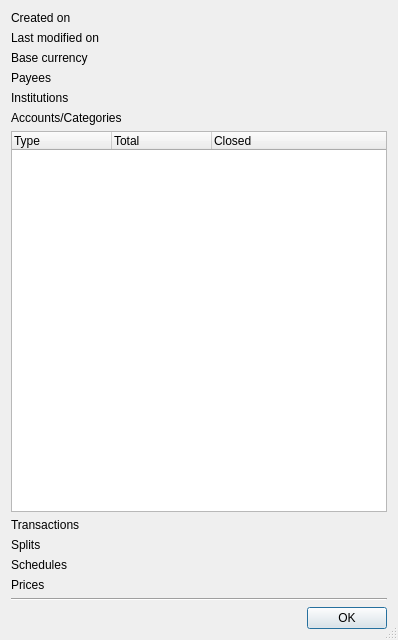
The window that kmymoney/dialogs/kmymoneyfileinfodlg.ui (KDE/kmymoney) describes before a commit, drawn with Qt 5.
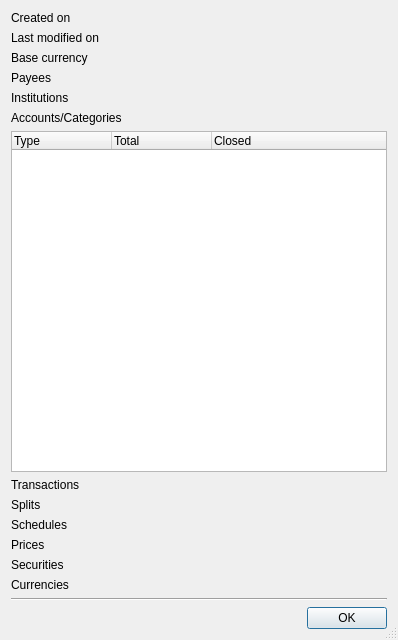
The same window after the commit.

Commit message:
In file info dialog show number of securities and currencies
CCBUG:506692

What changed in the file:
```diff
--- a/kmymoney/dialogs/kmymoneyfileinfodlg.ui
+++ b/kmymoney/dialogs/kmymoneyfileinfodlg.ui
@@ -222,6 +222,34 @@
        </property>
       </widget>
      </item>
+     <item row="12" column="0">
+      <widget class="QLabel" name="textLabel11">
+       <property name="text">
+        <string>Securities</string>
+       </property>
+      </widget>
+     </item>
+     <item row="12" column="1">
+      <widget class="QLabel" name="m_securitiesCount">
+       <property name="text">
+        <string/>
+       </property>
+      </widget>
+     </item>
+     <item row="13" column="0">
+      <widget class="QLabel" name="textLabel12">
+       <property name="text">
+        <string>Currencies</string>
+       </property>
+      </widget>
+     </item>
+     <item row="13" column="1">
+      <widget class="QLabel" name="m_currenciesCount">
+       <property name="text">
+        <string/>
+       </property>
+      </widget>
+     </item>
      <item row="6" column="0" colspan="2">
       <widget class="QTreeWidget" name="m_accountView">
        <property name="rootIsDecorated">
```
The commit also changes 1 other file.
